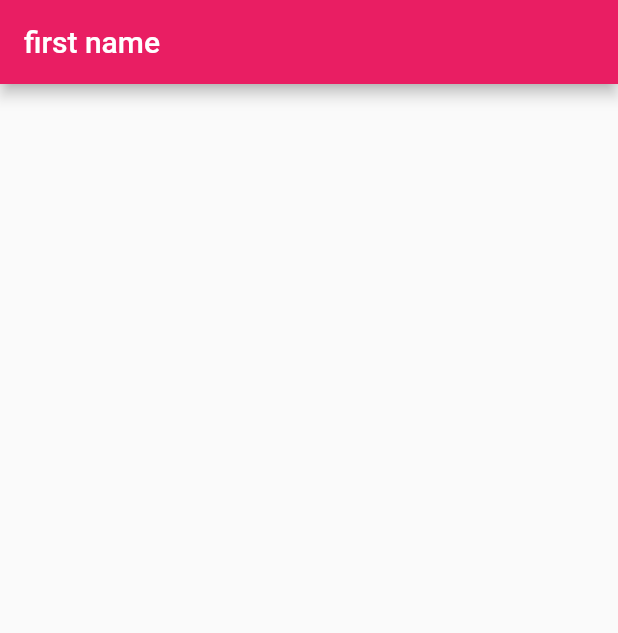
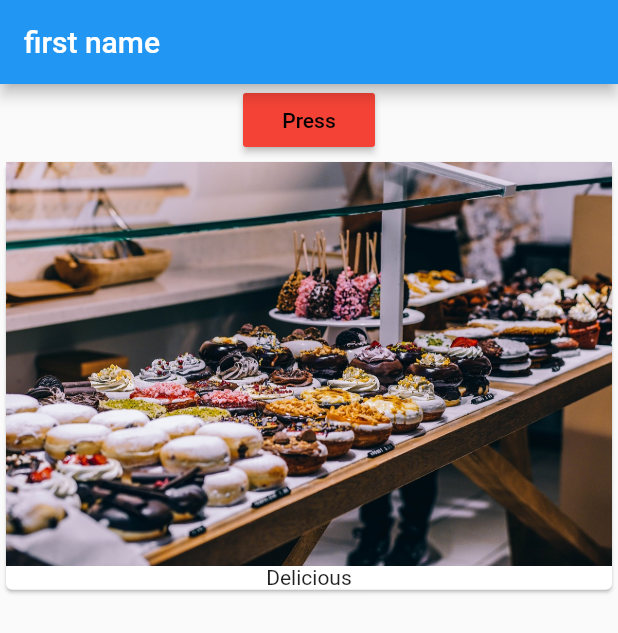
Before and after one commit to annamusayelyan/first_app, a Flutter app: the screen it shows after launch, on a phone screen of 412 x 824 dp. Shown: the top 633 px of the screen. Run offline on Flutter 3.47's test engine with Material 2 defaults, Android fonts, the phone set to English and light mode, and no system bars.

Commit message:
Add image discription in button

```diff
--- a/lib/main.dart
+++ b/lib/main.dart
@@ -9,9 +9,25 @@ class MyApp extends StatelessWidget {
     return MaterialApp(home: Scaffold(
       appBar: AppBar(
         title: Text('first name'),
-        backgroundColor: Colors.pink,
+        backgroundColor: Colors.blue,
       ),
-      body:Container(),
+      body:Column(
+        children:<Widget>[
+      RaisedButton(
+      child: Text('Press' , style: TextStyle(color: Colors.black),),
+      color: Colors.red,
+      onPressed: (){},
+    ),
+          Card(
+            child: Column(
+              children: <Widget>[
+              Image.asset('assets/food.jpg'),
+              Text('Delicious')
+            ],
+            )
+          )
+        ],
+      ),
     ));
   }
 }
--- a/pubspec.yaml
+++ b/pubspec.yaml
@@ -41,9 +41,8 @@ flutter:
   uses-material-design: true
 
   # To add assets to your application, add an assets section, like this:
-  # assets:
-  #  - images/a_dot_burr.jpeg
-  #  - images/a_dot_ham.jpeg
+  assets:
+  - assets/food.jpg
 
   # An image asset can refer to one or more resolution-specific "variants", see
   # https://flutter.io/assets-and-images/#resolution-aware.
```
Also changed, not shown: assets/food.jpg (added).
